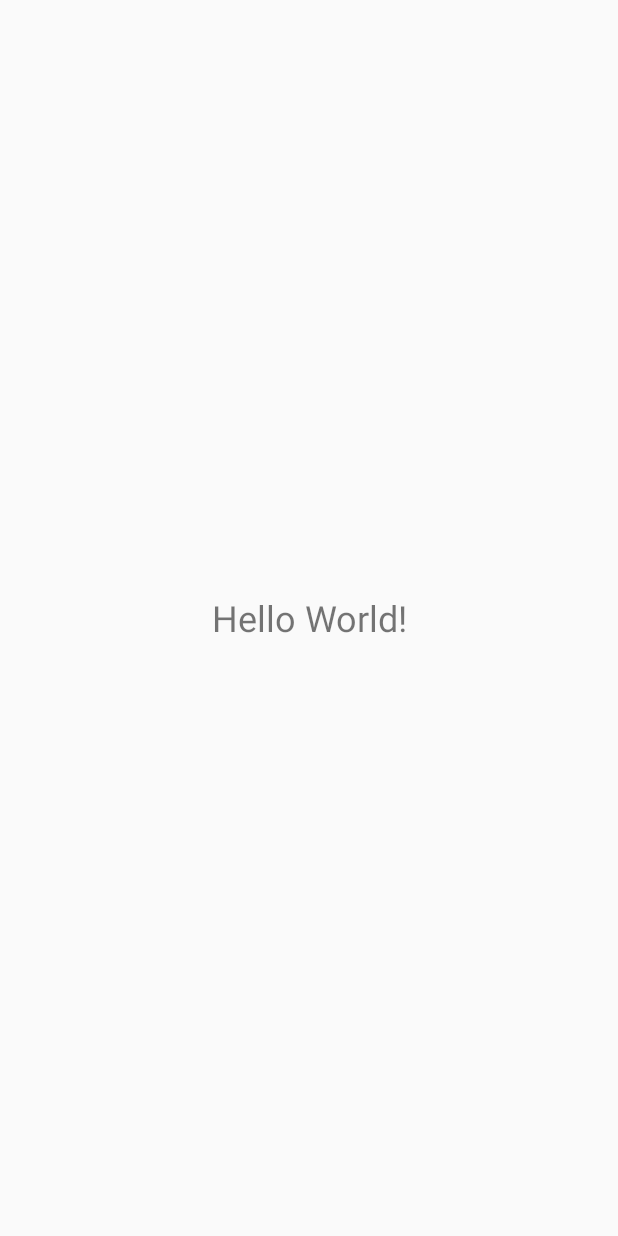
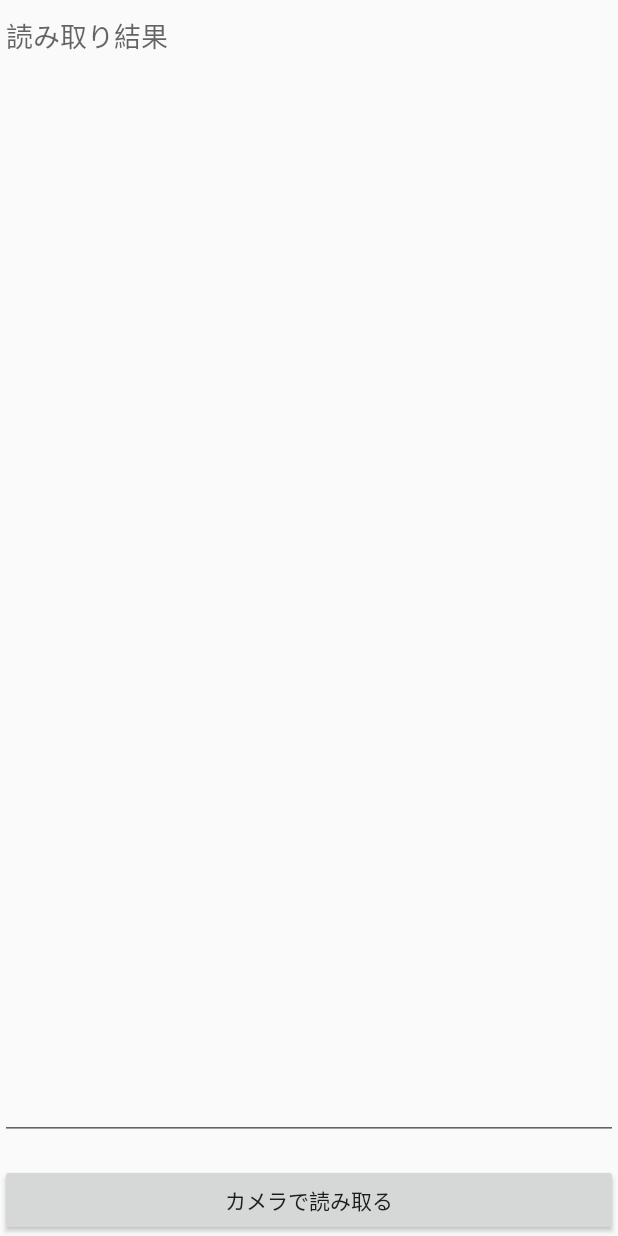
Before and after one commit to Bazzgard/android-dev, an Android app: the screen it shows after launch (MainActivity), on a phone screen of 412 x 824 dp. Before the commit the screen is almost empty. Run offline under Robolectric (Android 15) with nearby library versions, the phone set to English and light mode, and no system bars; libraries missing offline, so code that uses them is left out: com.journeyapps.barcodescanner.

Commit message:
カメラ機能

```diff
--- a/MyAndroidApp/app/src/main/AndroidManifest.xml
+++ b/MyAndroidApp/app/src/main/AndroidManifest.xml
@@ -5,6 +5,7 @@
         android:theme="@android:style/Theme.Material.Light.NoActionBar">
         <activity
             android:name=".MainActivity"
+            android:windowSoftInputMode="adjustResize"
             android:exported="true">
             <intent-filter>
                 <action android:name="android.intent.action.MAIN" />
--- a/MyAndroidApp/app/src/main/java/com/example/helloworld/MainActivity.kt
+++ b/MyAndroidApp/app/src/main/java/com/example/helloworld/MainActivity.kt
@@ -1,19 +1,67 @@
 package com.example.helloworld
 
-import android.app.Activity
 import android.os.Bundle
+import android.text.InputType
 import android.view.Gravity
-import android.widget.TextView
+import android.view.ViewGroup.LayoutParams.MATCH_PARENT
+import android.view.ViewGroup.LayoutParams.WRAP_CONTENT
+import android.widget.Button
+import android.widget.EditText
+import android.widget.LinearLayout
+import androidx.activity.ComponentActivity
+import androidx.core.view.ViewCompat
+import androidx.core.view.WindowInsetsCompat
+import com.journeyapps.barcodescanner.ScanContract
+import com.journeyapps.barcodescanner.ScanOptions
+import kotlin.math.roundToInt
 
-class MainActivity : Activity() {
+class MainActivity : ComponentActivity() {
+    private lateinit var scanResult: EditText
+
+    private val scanner = registerForActivityResult(ScanContract()) { result ->
+        result.contents?.let { scanResult.setText(it) }
+    }
+
     override fun onCreate(savedInstanceState: Bundle?) {
         super.onCreate(savedInstanceState)
 
-        val greeting = TextView(this).apply {
-            gravity = Gravity.CENTER
-            textSize = 24f
-            setText(R.string.hello_world)
+        val spacing = (16 * resources.displayMetrics.density).roundToInt()
+        scanResult = EditText(this).apply {
+            id = R.id.scan_result
+            setHint(R.string.scan_result_hint)
+            inputType = InputType.TYPE_CLASS_TEXT or InputType.TYPE_TEXT_FLAG_MULTI_LINE
+            gravity = Gravity.TOP or Gravity.START
         }
-        setContentView(greeting)
+        val scanButton = Button(this).apply {
+            setText(R.string.scan_button)
+            setOnClickListener {
+                scanner.launch(ScanOptions().apply {
+                    setPrompt(getString(R.string.scan_prompt))
+                    setBeepEnabled(false)
+                })
+            }
+        }
+        val content = LinearLayout(this).apply {
+            orientation = LinearLayout.VERTICAL
+            isFocusableInTouchMode = true
+            addView(scanResult, LinearLayout.LayoutParams(MATCH_PARENT, 0, 1f))
+            addView(scanButton, LinearLayout.LayoutParams(MATCH_PARENT, WRAP_CONTENT).apply {
+                topMargin = spacing
+            })
+        }
+        ViewCompat.setOnApplyWindowInsetsListener(content) { view, insets ->
+            val safeArea = insets.getInsets(
+                WindowInsetsCompat.Type.systemBars() or
+                    WindowInsetsCompat.Type.displayCutout() or WindowInsetsCompat.Type.ime()
+            )
+            view.setPadding(
+                spacing + safeArea.left,
+                spacing + safeArea.top,
+                spacing + safeArea.right,
+                spacing + safeArea.bottom
+            )
+            insets
+        }
+        setContentView(content)
     }
 }
--- a/MyAndroidApp/app/src/main/res/values/strings.xml
+++ b/MyAndroidApp/app/src/main/res/values/strings.xml
@@ -1,5 +1,8 @@
 <?xml version="1.0" encoding="utf-8"?>
 <resources>
     <string name="app_name">Hello World</string>
-    <string name="hello_world">Hello World!</string>
+    <string name="scan_result_hint">読み取り結果</string>
+    <string name="scan_button">カメラで読み取る</string>
+    <string name="scan_prompt">QRコードまたはバーコードを枠内に合わせてください</string>
+    <item name="scan_result" type="id" />
 </resources>
--- /dev/null
+++ b/MyAndroidApp/gradle.properties
@@ -0,0 +1 @@
+android.useAndroidX=true
```
Also changed, not shown: MyAndroidApp/app/build.gradle.kts (+8 -0 lines).
